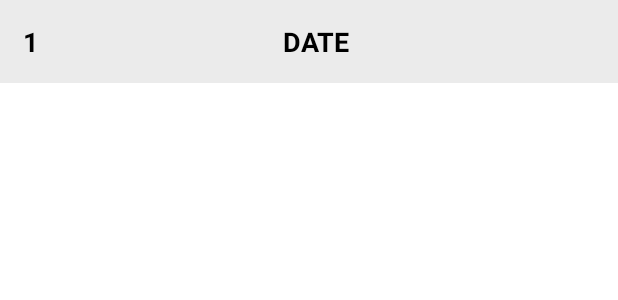
After one commit to abhas1102/7minutesWorkout-App, an Android app: the layout row_item_history.xml on its own in the app's theme, with its tools: preview values and no code run, on a phone screen of 412 x 824 dp. The commit adds this screen. Shown: the top 300 px of the screen. Run offline under Robolectric (Android 15) with nearby library versions, the phone set to English and light mode, and no system bars.

Commit message:
Created layout design for list items that to be shown in History screen

```diff
--- /dev/null
+++ b/app/src/main/res/layout/row_item_history.xml
@@ -0,0 +1,32 @@
+<?xml version="1.0" encoding="utf-8"?>
+<LinearLayout xmlns:android="http://schemas.android.com/apk/res/android"
+    xmlns:tools="http://schemas.android.com/tools"
+    android:id="@+id/ll_history_item_main"
+    android:orientation="horizontal"
+    android:layout_width="match_parent"
+    android:layout_height="wrap_content"
+    android:padding="15dp"
+    android:background="#EBEBEB">
+
+    <TextView
+        android:id="@+id/tvPosition"
+        android:layout_width="wrap_content"
+        android:layout_height="wrap_content"
+        android:gravity="center"
+        android:textColor="@color/black"
+        android:textSize="18sp"
+        android:textStyle="bold"
+        tools:text ="1"/>
+
+    <TextView
+        android:id="@+id/tvItem"
+        android:layout_width="0dp"
+        android:layout_height="wrap_content"
+        android:layout_weight="1"
+        android:gravity="center"
+        android:textColor="@color/black"
+        android:textStyle="bold"
+        android:textSize="18sp"
+        tools:text="DATE"/>
+
+</LinearLayout>
```
Also changed, not shown: app/src/main/java/com/example/dailyworkoutfor7minutes/HistoryActivity.kt (+12 -0 lines), app/src/main/java/com/example/dailyworkoutfor7minutes/SqliteOpenHelper.kt (+13 -0 lines).
